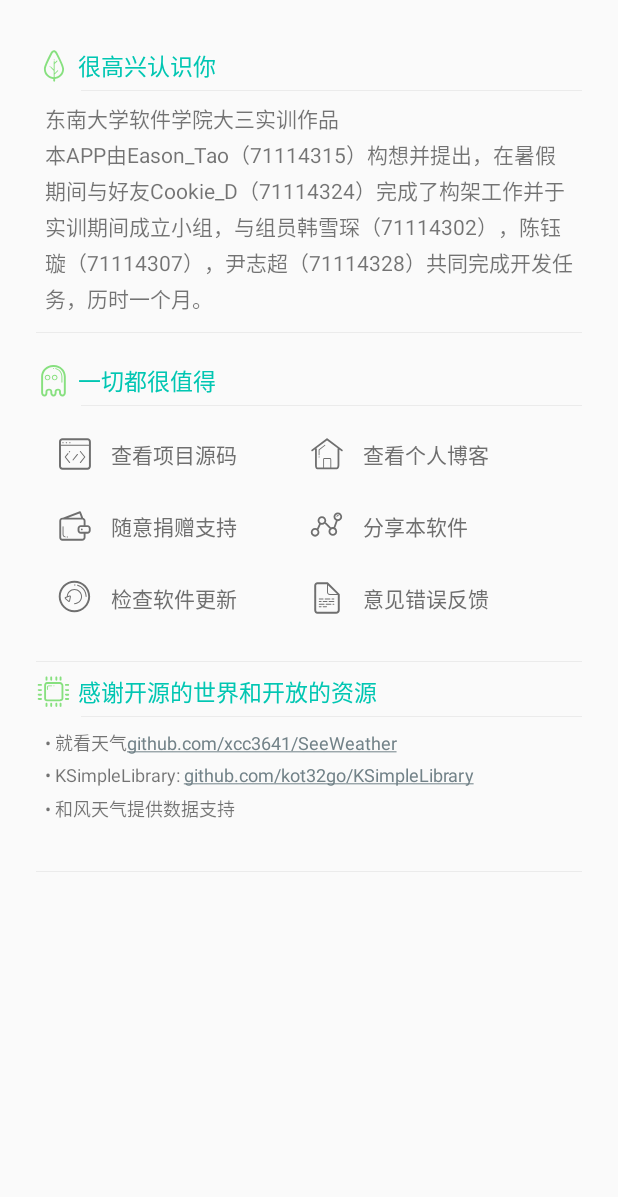
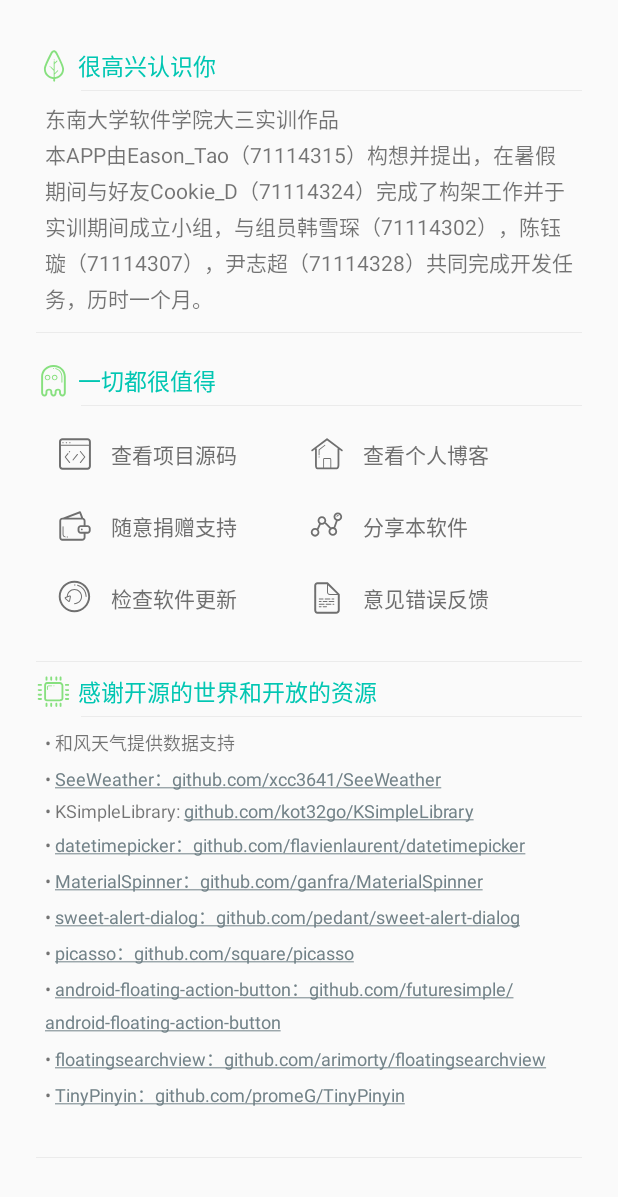
Before and after one commit to CookieDSEU/PlantNurse, an Android app: the layout part_about.xml on its own in the app's theme, with its tools: preview values and no code run, on a phone screen of 412 x 824 dp. Shown: the top 1197 px of the screen. Run offline under Robolectric (Android 15) with nearby library versions, the light colour scheme and no system bars.

Commit message:
添加关于信息

```diff
--- a/app/src/main/res/values/strings.xml
+++ b/app/src/main/res/values/strings.xml
@@ -5,6 +5,6 @@
     <string name="alipay">1633470001@qq.com</string>
     <string name="share_txt">欢迎使用“PlantNurse”</string>
     <string name="share_app">分享-PlantNurse</string>
-    <string name="open_source">• 就看天气github.com/xcc3641/SeeWeather\n• KSimpleLibrary: github.com/kot32go/KSimpleLibrary\n• 和风天气提供数据支持\n</string>
+    <string name="open_source">• 和风天气提供数据支持\n• SeeWeather：github.com/xcc3641/SeeWeather\n• KSimpleLibrary: github.com/kot32go/KSimpleLibrary\n• datetimepicker：github.com/flavienlaurent/datetimepicker\n• MaterialSpinner：github.com/ganfra/MaterialSpinner\n• sweet-alert-dialog：github.com/pedant/sweet-alert-dialog\n• picasso：github.com/square/picasso\n• android-floating-action-button：github.com/futuresimple/android-floating-action-button\n• floatingsearchview：github.com/arimorty/floatingsearchview\n• TinyPinyin：github.com/promeG/TinyPinyin\n</string>
     <string name="aboutContent">东南大学软件学院大三实训作品\n本APP由Eason_Tao（71114315）构想并提出，在暑假期间与好友Cookie_D（71114324）完成了构架工作并于实训期间成立小组，与组员韩雪琛（71114302），陈钰璇（71114307），尹志超（71114328）共同完成开发任务，历时一个月。</string>
 </resources>
```
